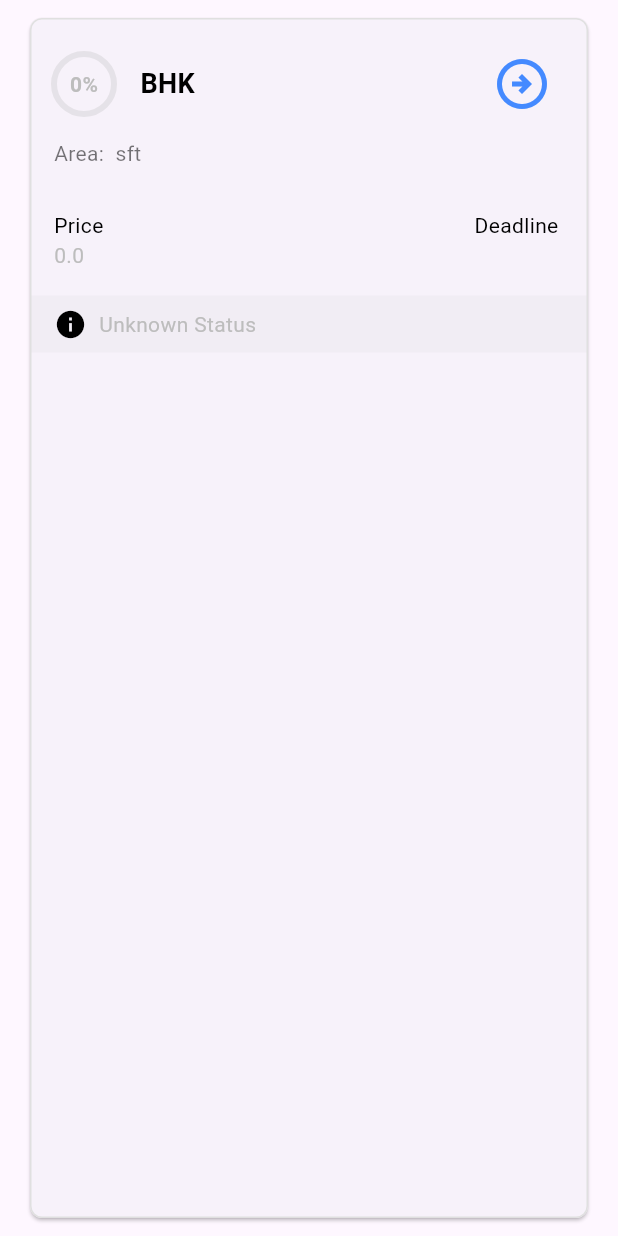
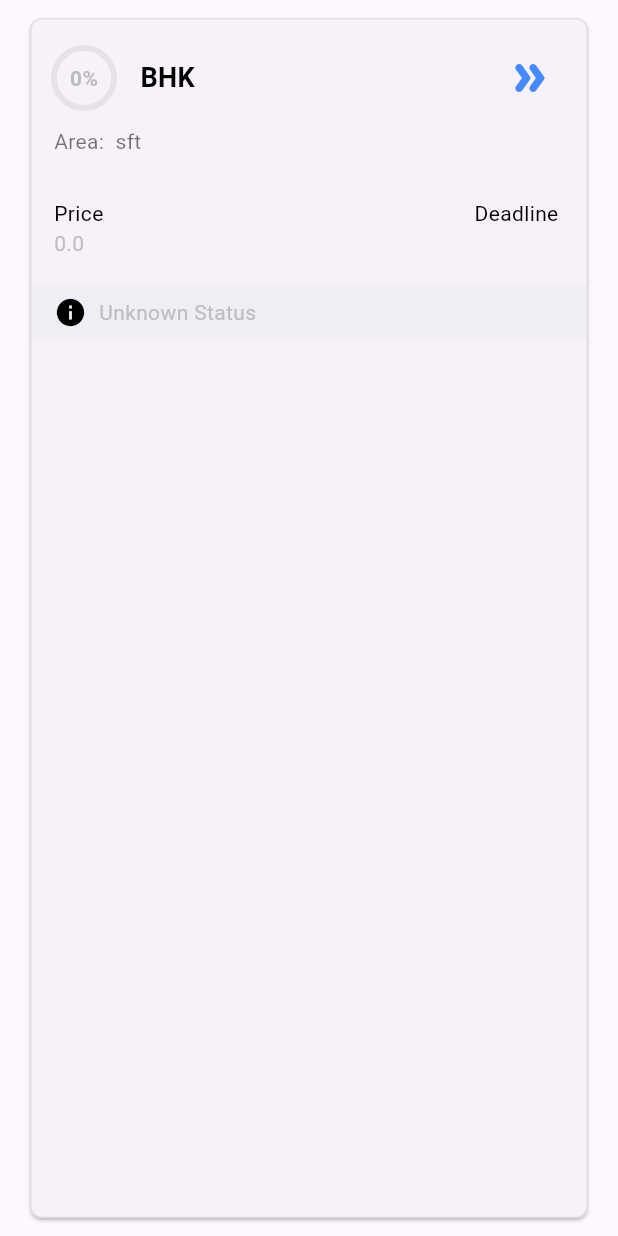
Before and after one commit to sammingasainath/fhaidaCRM, a Flutter app: the LeadCard widget shown alone on an empty page, opened directly with empty values, on a phone screen of 412 x 824 dp. Run offline on Flutter 3.47's test engine with Material 3 defaults, Android fonts, the phone set to English and light mode, and no system bars; our stand-ins replace appwrite, carousel_slider, cloud_firestore, country_code_picker, dio, file_picker and 13 more; missing offline and left inert: alarm, dart:ffi, dart_appwrite, flutter_phone_direct_caller, syncfusion_flutter_pdfviewer, telephony; accounts and stored records are empty; network calls fail; Roboto replaces fonts that are missing (Futuristic); statements that could not run were skipped.

Commit message:
done till basic

```diff
--- /dev/null
+++ b/lib/alarm/alarm_state.dart
@@ -0,0 +1,6 @@
+class AlarmState {
+  final bool isRinging;
+  final int? alarmId;
+
+  AlarmState({required this.isRinging, this.alarmId});
+}
--- a/lib/appwrite/services/crud_service.dart
+++ b/lib/appwrite/services/crud_service.dart
@@ -58,6 +58,7 @@ Future<void> updatePropertyLead(var data, var id) async {
         collectionId: 'property_lead',
         documentId: id, // Replace with actual document ID
         data: data);
+
     print('Property Lead updated: ${document.$id}');
   } catch (e) {
     print('Error updating Property Lead: $e');
@@ -91,7 +92,7 @@ Future<void> createBuyerLead(var data) async {
   }
 }
 
-Future<void> readBuyerLead(var data) async {
+Future<Map<String, dynamic>> readBuyerLead(var data) async {
   try {
     final document = await databases.getDocument(
       databaseId: databaseId,
@@ -99,7 +100,9 @@ Future<void> readBuyerLead(var data) async {
       documentId: data, // Replace with actual document ID
     );
     print('Buyer Lead read: ${document.data}');
+    return document.data;
   } catch (e) {
+    return {};
     print('Error reading Buyer Lead: $e');
   }
 }
--- a/lib/forms/form_steps/step1.dart
+++ b/lib/forms/form_steps/step1.dart
@@ -8,6 +8,8 @@ class Step1Form extends ConsumerWidget {
   Widget build(BuildContext context, WidgetRef ref) {
     final formNotifier = ref.read(LeadFormProvider.notifier);
     final selectedAction = ref.watch(LeadFormProvider).action;
+
+    LeadFormNotifier().updateAction(LeadAction.purchaseFrom);
 
     // Simplified action representations
     final List<Map<String, dynamic>> actions = [
--- a/lib/widgets/lead_card.dart
+++ b/lib/widgets/lead_card.dart
@@ -1,14 +1,7 @@
 import 'package:anucivil_client/models/lead.dart';
 import 'package:flutter/material.dart';
 import 'package:google_fonts/google_fonts.dart';
-import '../models/project.dart';
-import '../services/project_status_service.dart';
-import '../widgets/circularProgressIndicator.dart';
-import '../screens/projects_detail_screen.dart';
 
-import 'package:flutter/material.dart';
-import 'package:google_fonts/google_fonts.dart';
-import '../models/lead.dart';
 import '../services/project_status_service.dart';
 import '../widgets/circularProgressIndicator.dart';
 import '../screens/projects_detail_screen.dart';
@@ -50,20 +43,21 @@ class LeadCard extends StatelessWidget {
                       children: [
                         Row(
                           children: [
-                            _buildStatusIcon(lead.status!),
+                            _buildStatusIcon(lead.status ?? ''),
                             const SizedBox(width: 8.0),
                             Expanded(
                               child: (lead.leadType == LeadType.sell ||
                                       lead.leadType == LeadType.tolet)
                                   ? Text(
-                                      '${lead.numberOfBedrooms != null ? lead.totalBedrooms : ''} ${lead.totalBedrooms!.isNotEmpty ? lead.totalBedrooms : ''} BHK ${lead.propertyTyp}',
+                                      '${lead.numberOfBedrooms != null ? lead.totalBedrooms : ''} ${lead.totalBedrooms?.isNotEmpty == true ? lead.totalBedrooms : ''} BHK ${lead.propertyTyp ?? ''}',
                                       style: GoogleFonts.roboto(
                                         fontSize: 18,
                                         fontWeight: FontWeight.bold,
                                         color: Colors.black,
-                                      ))
+                                      ),
+                                    )
                                   : Text(
-                                      '${lead.buyerName != null ? lead.buyerName : ''} ${lead.buyerOccupation!.isNotEmpty ? lead.buyerOccupation : ''}  ${lead.preferredProperties}',
+                                      '${lead.buyerName ?? ''} ${lead.buyerOccupation?.isNotEmpty == true ? lead.buyerOccupation : ''} ${lead.preferredProperties ?? ''}',
                                       style: GoogleFonts.roboto(
                                         fontSize: 18,
                                         fontWeight: FontWeight.bold,
@@ -82,28 +76,29 @@ class LeadCard extends StatelessWidget {
                                 );
                               },
                               icon: Icon(
-                                  Icons.arrow_circle_right_outlined,
-                                  size: 40,
+                                Icons.double_arrow_rounded,
+                                size: 32,
                                 color: Colors.blueAccent,
-                                ))
+                              ),
+                            ),
                           ],
                         ),
                         SizedBox(height: 8.0),
                         (lead.leadType == LeadType.sell ||
                                 lead.leadType == LeadType.tolet)
                             ? Text(
-                                'Area: ${lead.areaInSft} sft ',
+                                'Area: ${lead.areaInSft ?? ''} sft ',
                                 style: GoogleFonts.roboto(
                                   fontSize: 14,
                                   color: Colors.black54,
                                 ),
                               )
-                            : const SizedBox(height: 0.0),
+                            : const SizedBox.shrink(),
                         const SizedBox(height: 8.0),
                         (lead.leadType == LeadType.sell ||
                                 lead.leadType == LeadType.tolet)
                             ? Text(
-                                '${lead.roughAddress!.isEmpty ? '' : lead.roughAddress} ',
+                                '${lead.roughAddress?.isNotEmpty == true ? lead.roughAddress : ''} ',
                                 style: GoogleFonts.roboto(
                                   fontSize: 14,
                                   color: Colors.black54,
@@ -112,7 +107,7 @@ class LeadCard extends StatelessWidget {
                                 maxLines: 1,
                               )
                             : Text(
-                                '${lead.buyerComments!.isEmpty ? '' : lead.buyerComments} ',
+                                '${lead.buyerComments?.isNotEmpty == true ? lead.buyerComments : ''} ',
                                 style: GoogleFonts.roboto(
                                   fontSize: 14,
                                   color: Colors.black54,
@@ -134,11 +129,12 @@ class LeadCard extends StatelessWidget {
                                   ),
                                 ),
                                 Text(
-                                  '${(lead.leadType == LeadType.sell || lead.leadType == LeadType.tolet) ? (lead.sellingPrice == null) ? lead.sellingPrice : lead.propertyRent : lead.buyerBudget}',
+                                  '${(lead.leadType == LeadType.sell || lead.leadType == LeadType.tolet) ? lead.sellingPrice ?? lead.propertyRent ?? '' : lead.buyerBudget ?? ''}',
                                   style: GoogleFonts.roboto(
                                     fontSize: 14,
                                     color: ProjectStatusService
-                                        .getColorBasedOnStatus(lead.status!,
+                                        .getColorBasedOnStatus(
+                                            lead.status ?? '',
                                             isAmount: true),
                                   ),
                                 ),
@@ -156,15 +152,16 @@ class LeadCard extends StatelessWidget {
                                           color: Colors.black,
                                         ),
                                       )
-                                    : const SizedBox(height: 0.0),
+                                    : const SizedBox.shrink(),
                                 if (lead.leadType == LeadType.sell ||
                                     lead.leadType == LeadType.tolet)
                                   Text(
-                                    '${lead.deadlineToSell != null ? lead.deadlineToSell : ''}',
+                                    lead.deadlineToSell ?? '',
                                     style: GoogleFonts.roboto(
                                       fontSize: 14,
                                       color: ProjectStatusService
-                                          .getColorBasedOnStatus(lead.status!,
+                                          .getColorBasedOnStatus(
+                                              lead.status ?? '',
                                               isAmount: false),
                                     ),
                                   ),
@@ -175,7 +172,7 @@ class LeadCard extends StatelessWidget {
                       ],
                     ),
                   ),
-                  _buildStatusBar(lead.status!),
+                  _buildStatusBar(lead.status ?? ''),
                 ],
               ),
               if (isSelected)
--- a/pubspec.yaml
+++ b/pubspec.yaml
@@ -71,6 +71,8 @@ dependencies:
   telephony: ^0.2.0
   flutter_phoenix: ^1.1.1
   alarm: ^3.1.5
+  uuid: ^4.4.2
+
 
 dev_dependencies:
   flutter_test:
@@ -97,7 +99,8 @@ flutter:
 
   # To add assets to your application, add an assets section, like this:
   assets:
-    - lib/assets/shovel.svg
+    - assets/shovel.svg
+    - assets/alarm.mp3
 
   # An image asset can refer to one or more resolution-specific "variants", see
   # https://flutter.dev/assets-and-images/#resolution-aware
```
Also changed, not shown: lib/alarm/alarm_service.dart (added, +31 -0 lines), lib/forms/property_form.dart (+4 -4 lines), lib/main.dart (+13 -0 lines), lib/screens/dashboard_screen.dart (+54 -39 lines), lib/widgets/edit_tab.dart (+15 -1 lines), assets/shovel.svg (renamed from lib/assets/shovel.svg), pubspec.lock, 3 other files. Lines whose indentation alone changed are shown as unchanged.
